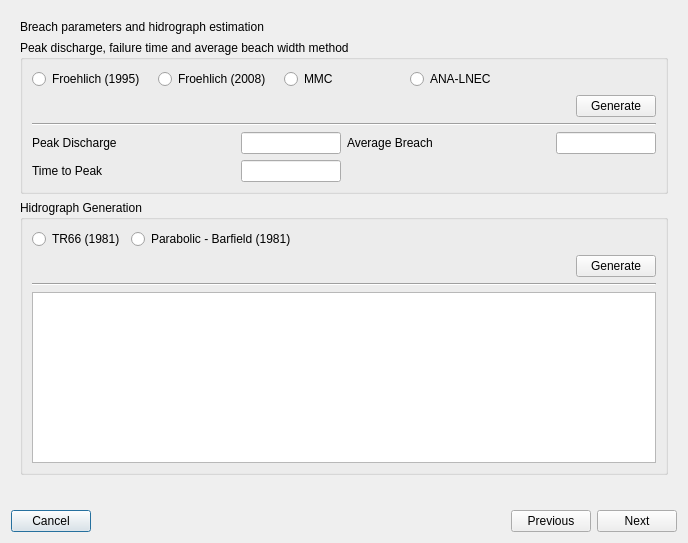
First picture: the form in flo2d/ui/breach_hydrograph_tool.ui, repository FLO-2DSoftware/qgis-flo-2d-plugin, before the edit.
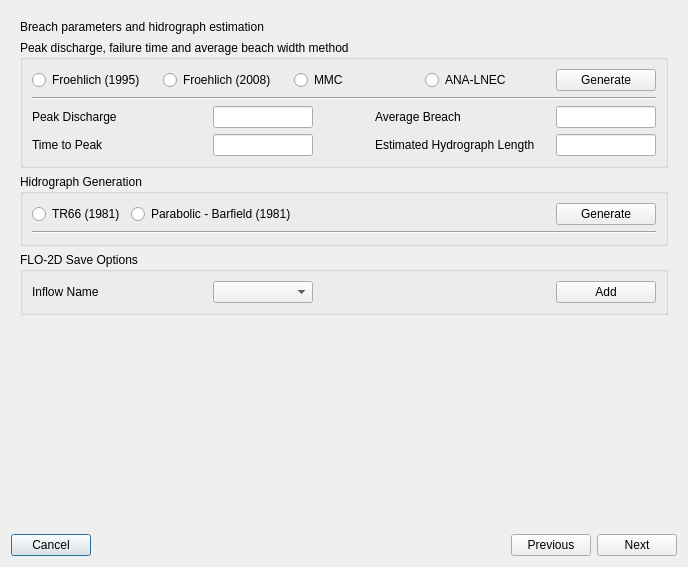
Second picture: the form after the edit. The open tabs and pages were chosen to show the change.

Commit message: Enhance Breach Hydrograph Tool with new inflow handling, computational domain creation, and UI improvements

The edit to the form file:
```diff
--- a/flo2d/ui/breach_hydrograph_tool.ui
+++ b/flo2d/ui/breach_hydrograph_tool.ui
@@ -2,6 +2,9 @@
 <ui version="4.0">
  <class>Dialog</class>
  <widget class="QDialog" name="Dialog">
+  <property name="windowModality">
+   <enum>Qt::NonModal</enum>
+  </property>
   <property name="geometry">
    <rect>
     <x>0</x>
@@ -599,72 +602,34 @@
             <bool>false</bool>
            </property>
            <layout class="QGridLayout" name="gridLayout_9">
-            <item row="0" column="2">
-             <spacer name="horizontalSpacer_4">
-              <property name="orientation">
-               <enum>Qt::Horizontal</enum>
-              </property>
-              <property name="sizeHint" stdset="0">
-               <size>
-                <width>40</width>
-                <height>20</height>
-               </size>
-              </property>
-             </spacer>
-            </item>
-            <item row="1" column="2">
-             <spacer name="horizontalSpacer_3">
-              <property name="orientation">
-               <enum>Qt::Horizontal</enum>
-              </property>
-              <property name="sizeHint" stdset="0">
-               <size>
-                <width>40</width>
-                <height>20</height>
-               </size>
-              </property>
-             </spacer>
-            </item>
-            <item row="1" column="0">
-             <widget class="QLabel" name="label_22">
+            <item row="3" column="1">
+             <widget class="QDoubleSpinBox" name="baseflow_dsb">
               <property name="minimumSize">
                <size>
-                <width>185</width>
+                <width>100</width>
                 <height>0</height>
                </size>
               </property>
               <property name="maximumSize">
                <size>
-                <width>185</width>
+                <width>100</width>
                 <height>16777215</height>
                </size>
               </property>
-              <property name="text">
-               <string>Total Impoundment Volume</string>
+              <property name="maximum">
+               <double>999999.000000000000000</double>
               </property>
              </widget>
             </item>
-            <item row="0" column="0">
-             <widget class="QLabel" name="label_21">
-              <property name="minimumSize">
-               <size>
-                <width>185</width>
-                <height>0</height>
-               </size>
-              </property>
-              <property name="maximumSize">
-               <size>
-                <width>185</width>
-                <height>16777215</height>
-               </size>
-              </property>
+            <item row="3" column="3">
+             <widget class="QLabel" name="label_56">
               <property name="text">
-               <string>Dam Height</string>
+               <string>Roughness</string>
               </property>
              </widget>
             </item>
-            <item row="2" column="2">
-             <spacer name="horizontalSpacer_2">
+            <item row="3" column="2">
+             <spacer name="horizontalSpacer_9">
               <property name="orientation">
                <enum>Qt::Horizontal</enum>
               </property>
@@ -676,22 +641,10 @@
               </property>
              </spacer>
             </item>
-            <item row="2" column="0">
-             <widget class="QLabel" name="label_23">
-              <property name="minimumSize">
-               <size>
-                <width>185</width>
-                <height>0</height>
-               </size>
-              </property>
-              <property name="maximumSize">
-               <size>
-                <width>185</width>
-                <height>16777215</height>
-               </size>
-              </property>
+            <item row="2" column="3">
+             <widget class="QLabel" name="label_55">
               <property name="text">
-               <string>Failure Mechanism</string>
+               <string>Elevation</string>
               </property>
              </widget>
             </item>
@@ -714,8 +667,44 @@
               </property>
              </widget>
             </item>
-            <item row="1" column="1">
-             <widget class="QDoubleSpinBox" name="dam_volume_dsb">
+            <item row="0" column="4">
+             <widget class="QComboBox" name="user_channel_cb">
+              <property name="minimumSize">
+               <size>
+                <width>100</width>
+                <height>0</height>
+               </size>
+              </property>
+              <property name="maximumSize">
+               <size>
+                <width>100</width>
+                <height>16777215</height>
+               </size>
+              </property>
+             </widget>
+            </item>
+            <item row="2" column="2">
+             <spacer name="horizontalSpacer_2">
+              <property name="orientation">
+               <enum>Qt::Horizontal</enum>
+              </property>
+              <property name="sizeHint" stdset="0">
+               <size>
+                <width>40</width>
+                <height>20</height>
+               </size>
+              </property>
+             </spacer>
+            </item>
+            <item row="1" column="3">
+             <widget class="QLabel" name="label_50">
+              <property name="text">
+               <string>Buffer</string>
+              </property>
+             </widget>
+            </item>
+            <item row="1" column="4">
+             <widget class="QDoubleSpinBox" name="buffer_dsb">
               <property name="minimumSize">
                <size>
                 <width>100</width>
@@ -729,7 +718,7 @@
                </size>
               </property>
               <property name="maximum">
-               <double>100000000000000000.000000000000000</double>
+               <double>9999999.000000000000000</double>
               </property>
              </widget>
             </item>
@@ -759,15 +748,41 @@
               </item>
              </widget>
             </item>
-            <item row="0" column="3">
+            <item row="0" column="0">
+             <widget class="QLabel" name="label_21">
+              <property name="minimumSize">
+               <size>
+                <width>185</width>
+                <height>0</height>
+               </size>
+              </property>
+              <property name="maximumSize">
+               <size>
+                <width>185</width>
+                <height>16777215</height>
+               </size>
+              </property>
+              <property name="text">
+               <string>Dam Height</string>
+              </property>
+             </widget>
+            </item>
+            <item row="3" column="0">
              <widget class="QLabel" name="label_52">
               <property name="text">
                <string>Baseflow</string>
               </property>
              </widget>
             </item>
-            <item row="0" column="4">
-             <widget class="QDoubleSpinBox" name="baseflow_dsb">
+            <item row="0" column="3">
+             <widget class="QLabel" name="label_24">
+              <property name="text">
+               <string>Centerline</string>
+              </property>
+             </widget>
+            </item>
+            <item row="1" column="1">
+             <widget class="QDoubleSpinBox" name="dam_volume_dsb">
               <property name="minimumSize">
                <size>
                 <width>100</width>
@@ -781,7 +796,110 @@
                </size>
               </property>
               <property name="maximum">
-               <double>999999.000000000000000</double>
+               <double>100000000000000000.000000000000000</double>
+              </property>
+             </widget>
+            </item>
+            <item row="1" column="2">
+             <spacer name="horizontalSpacer_3">
+              <property name="orientation">
+               <enum>Qt::Horizontal</enum>
+              </property>
+              <property name="sizeHint" stdset="0">
+               <size>
+                <width>40</width>
+                <height>20</height>
+               </size>
+              </property>
+             </spacer>
+            </item>
+            <item row="1" column="0">
+             <widget class="QLabel" name="label_22">
+              <property name="minimumSize">
+               <size>
+                <width>185</width>
+                <height>0</height>
+               </size>
+              </property>
+              <property name="maximumSize">
+               <size>
+                <width>185</width>
+                <height>16777215</height>
+               </size>
+              </property>
+              <property name="text">
+               <string>Total Impoundment Volume</string>
+              </property>
+             </widget>
+            </item>
+            <item row="2" column="0">
+             <widget class="QLabel" name="label_23">
+              <property name="minimumSize">
+               <size>
+                <width>185</width>
+                <height>0</height>
+               </size>
+              </property>
+              <property name="maximumSize">
+               <size>
+                <width>185</width>
+                <height>16777215</height>
+               </size>
+              </property>
+              <property name="text">
+               <string>Failure Mechanism</string>
+              </property>
+             </widget>
+            </item>
+            <item row="0" column="2">
+             <spacer name="horizontalSpacer_4">
+              <property name="orientation">
+               <enum>Qt::Horizontal</enum>
+              </property>
+              <property name="sizeHint" stdset="0">
+               <size>
+                <width>40</width>
+                <height>20</height>
+               </size>
+              </property>
+             </spacer>
+            </item>
+            <item row="4" column="4">
+             <widget class="QPushButton" name="create_cd_btn">
+              <property name="text">
+               <string>Create Com. Dom.</string>
+              </property>
+             </widget>
+            </item>
+            <item row="2" column="4">
+             <widget class="QComboBox" name="comboBox_12">
+              <property name="minimumSize">
+               <size>
+                <width>100</width>
+                <height>0</height>
+               </size>
+              </property>
+              <property name="maximumSize">
+               <size>
+                <width>100</width>
+                <height>16777215</height>
+               </size>
+              </property>
+             </widget>
+            </item>
+            <item row="3" column="4">
+             <widget class="QComboBox" name="comboBox_13">
+              <property name="minimumSize">
+               <size>
+                <width>100</width>
+                <height>0</height>
+               </size>
+              </property>
+              <property name="maximumSize">
+               <size>
+                <width>100</width>
+                <height>16777215</height>
+               </size>
               </property>
              </widget>
             </item>
@@ -1618,6 +1736,19 @@
       <layout class="QGridLayout" name="gridLayout_16">
        <item row="0" column="0">
         <layout class="QGridLayout" name="gridLayout_15">
+         <item row="4" column="0" rowspan="2" colspan="2">
+          <spacer name="verticalSpacer">
+           <property name="orientation">
+            <enum>Qt::Vertical</enum>
+           </property>
+           <property name="sizeHint" stdset="0">
+            <size>
+             <width>20</width>
+             <height>40</height>
+            </size>
+           </property>
+          </spacer>
+         </item>
          <item row="1" column="0" colspan="2">
           <widget class="QGroupBox" name="groupBox_8">
            <property name="sizePolicy">
@@ -1630,6 +1761,39 @@
             <string>Peak discharge, failure time and average beach width method</string>
            </property>
            <layout class="QGridLayout" name="gridLayout_17">
+            <item row="1" column="2">
+             <widget class="QRadioButton" name="froehlich_2008_rb">
+              <property name="text">
+               <string>Froehlich (2008)</string>
+              </property>
+             </widget>
+            </item>
+            <item row="1" column="5">
+             <widget class="QPushButton" name="generate_breach_parameters_btn">
+              <property name="minimumSize">
+               <size>
+                <width>100</width>
+                <height>0</height>
+               </size>
+              </property>
+              <property name="maximumSize">
+               <size>
+                <width>100</width>
+                <height>16777215</height>
+               </size>
+              </property>
+              <property name="text">
+               <string>Generate</string>
+              </property>
+             </widget>
+            </item>
+            <item row="1" column="3">
+             <widget class="QRadioButton" name="mmc_rb">
+              <property name="text">
+               <string>MMC</string>
+              </property>
+             </widget>
+            </item>
             <item row="1" column="1">
              <widget class="QRadioButton" name="froehlich_1995_rb">
               <property name="text">
@@ -1638,52 +1802,50 @@
              </widget>
             </item>
             <item row="3" column="1" colspan="5">
-             <widget class="Line" name="line_2">
-              <property name="orientation">
-               <enum>Qt::Horizontal</enum>
-              </property>
-             </widget>
-            </item>
-            <item row="2" column="1" colspan="5">
-             <layout class="QHBoxLayout" name="horizontalLayout_4">
-              <item>
-               <spacer name="horizontalSpacer_19">
-                <property name="orientation">
-                 <enum>Qt::Horizontal</enum>
-                </property>
-                <property name="sizeHint" stdset="0">
-                 <size>
-                  <width>40</width>
-                  <height>20</height>
-                 </size>
-                </property>
-               </spacer>
-              </item>
-              <item>
-               <widget class="QPushButton" name="generate_breach_parameters_btn">
-                <property name="minimumSize">
-                 <size>
-                  <width>0</width>
-                  <height>0</height>
-                 </size>
-                </property>
-                <property name="maximumSize">
-                 <size>
-                  <width>16777215</width>
-                  <height>16777215</height>
-                 </size>
-                </property>
-                <property name="text">
-                 <string>Generate</string>
-                </property>
-               </widget>
-              </item>
-             </layout>
-            </item>
-            <item row="4" column="1" colspan="5">
              <layout class="QGridLayout" name="gridLayout_19">
-              <item row="0" column="2">
+              <property name="spacing">
+               <number>6</number>
+              </property>
+              <item row="0" column="4">
+               <widget class="QLineEdit" name="ave_breach_width_le">
+                <property name="minimumSize">
+                 <size>
+                  <width>100</width>
+                  <height>0</height>
+                 </size>
+                </property>
+                <property name="maximumSize">
+                 <size>
+                  <width>100</width>
+                  <height>16777215</height>
+                 </size>
+                </property>
+               </widget>
+              </item>
+              <item row="1" column="1">
+               <widget class="QLineEdit" name="time_to_peak_le">
+                <property name="maximumSize">
+                 <size>
+                  <width>100</width>
+                  <height>100</height>
+                 </size>
+                </property>
+               </widget>
+              </item>
+              <item row="0" column="3">
                <widget class="QLabel" name="label_51">
+                <property name="minimumSize">
+                 <size>
+                  <width>175</width>
+                  <height>0</height>
+                 </size>
+                </property>
+                <property name="maximumSize">
+                 <size>
+                  <width>175</width>
+                  <height>16777215</height>
+                 </size>
+                </property>
                 <property name="text">
                  <string>Average Breach</string>
                 </property>
@@ -1707,70 +1869,97 @@
               </item>
               <item row="0" column="0">
                <widget class="QLabel" name="label_49">
+                <property name="minimumSize">
+                 <size>
+                  <width>175</width>
+                  <height>0</height>
+                 </size>
+                </property>
+                <property name="maximumSize">
+                 <size>
+                  <width>175</width>
+                  <height>16777215</height>
+                 </size>
+                </property>
                 <property name="text">
                  <string>Peak Discharge</string>
                 </property>
                </widget>
               </item>
-              <item row="0" column="3">
-               <widget class="QLineEdit" name="ave_breach_width_le">
-                <property name="minimumSize">
-                 <size>
-                  <width>100</width>
-                  <height>0</height>
-                 </size>
-                </property>
-                <property name="maximumSize">
-                 <size>
-                  <width>100</width>
-                  <height>16777215</height>
-                 </size>
-                </property>
-               </widget>
-              </item>
               <item row="1" column="0">
                <widget class="QLabel" name="time_peak_le">
+                <property name="minimumSize">
+                 <size>
+                  <width>175</width>
+                  <height>0</height>
+                 </size>
+                </property>
+                <property name="maximumSize">
+                 <size>
+                  <width>175</width>
+                  <height>16777215</height>
+                 </size>
+                </property>
                 <property name="text">
                  <string>Time to Peak</string>
                 </property>
                </widget>
               </item>
-              <item row="1" column="1">
-               <widget class="QLineEdit" name="time_to_peak_le">
+              <item row="0" column="2">
+               <spacer name="horizontalSpacer_18">
+                <property name="orientation">
+                 <enum>Qt::Horizontal</enum>
+                </property>
+                <property name="sizeHint" stdset="0">
+                 <size>
+                  <width>40</width>
+                  <height>20</height>
+                 </size>
+                </property>
+               </spacer>
+              </item>
+              <item row="1" column="2">
+               <spacer name="horizontalSpacer_19">
+                <property name="orientation">
+                 <enum>Qt::Horizontal</enum>
+                </property>
+                <property name="sizeHint" stdset="0">
+                 <size>
+                  <width>40</width>
+                  <height>20</height>
+                 </size>
+                </property>
+               </spacer>
+              </item>
+              <item row="1" column="3">
+               <widget class="QLabel" name="label_54">
+                <property name="text">
+                 <string>Estimated Hydrograph Length</string>
+                </property>
+               </widget>
+              </item>
+              <item row="1" column="4">
+               <widget class="QLineEdit" name="hyd_length_le">
+                <property name="minimumSize">
+                 <size>
+                  <width>100</width>
+                  <height>0</height>
+                 </size>
+                </property>
                 <property name="maximumSize">
                  <size>
                   <width>100</width>
-                  <height>100</height>
+                  <height>16777215</height>
                  </size>
                 </property>
                </widget>
               </item>
-              <item row="1" column="2" colspan="2">
-               <spacer name="horizontalSpacer_9">
-                <property name="orientation">
-                 <enum>Qt::Horizontal</enum>
-                </property>
-                <property name="sizeHint" stdset="0">
-                 <size>
-                  <width>40</width>
-                  <height>20</height>
-                 </size>
-                </property>
-               </spacer>
-              </item>
              </layout>
             </item>
-            <item row="1" column="2">
-             <widget class="QRadioButton" name="froehlich_2008_rb">
-              <property name="text">
-               <string>Froehlich (2008)</string>
-              </property>
-             </widget>
-            </item>
-            <item row="1" column="3">
-             <widget class="QRadioButton" name="mmc_rb">
-              <property name="text">
-               <string>MMC</string>
+            <item row="2" column="1" colspan="5">
+             <widget class="Line" name="line_2">
+              <property name="orientation">
+               <enum>Qt::Horizontal</enum>
               </property>
              </widget>
             </item>
@@ -1784,19 +1973,6 @@
            </layout>
           </widget>
          </item>
-         <item row="3" column="0" colspan="2">
-          <spacer name="verticalSpacer">
-           <property name="orientation">
-            <enum>Qt::Vertical</enum>
-           </property>
-           <property name="sizeHint" stdset="0">
-            <size>
-             <width>20</width>
-             <height>40</height>
-            </size>
-           </property>
-          </spacer>
-         </item>
          <item row="2" column="0" colspan="2">
           <widget class="QGroupBox" name="groupBox_9">
            <property name="sizePolicy">
@@ -1809,28 +1985,11 @@
             <string>Hidrograph Generation</string>
            </property>
            <layout class="QGridLayout" name="gridLayout_18">
-            <item row="2" column="0" colspan="5">
-             <widget class="Line" name="line">
-              <property name="orientation">
-               <enum>Qt::Horizontal</enum>
-              </property>
-             </widget>
+            <item row="2" column="0" colspan="4">
+             <layout class="QVBoxLayout" name="verticalLayout"/>
             </item>
-            <item row="0" column="4">
-             <spacer name="horizontalSpacer_18">
-              <property name="orientation">
-               <enum>Qt::Horizontal</enum>
-              </property>
-              <property name="sizeHint" stdset="0">
-               <size>
-                <width>40</width>
-                <height>20</height>
-               </size>
-              </property>
-             </spacer>
-            </item>
-            <item row="0" column="3">
-             <spacer name="horizontalSpacer_23">
+            <item row="0" column="2">
+             <spacer name="horizontalSpacer_21">
               <property name="orientation">
                <enum>Qt::Horizontal</enum>
               </property>
@@ -1849,6 +2008,25 @@
               </property>
              </widget>
             </item>
+            <item row="0" column="3">
+             <widget class="QPushButton" name="generate_hydrograph_btn">
+              <property name="minimumSize">
+               <size>
+                <width>100</width>
+                <height>0</height>
+               </size>
+              </property>
+              <property name="maximumSize">
+               <size>
+                <width>100</width>
+                <height>16777215</height>
+               </size>
+              </property>
+              <property name="text">
+               <string>Generate</string>
+              </property>
+             </widget>
+            </item>
             <item row="0" column="1">
              <widget class="QRadioButton" name="parabolic_rb">
               <property name="text">
@@ -1856,45 +2034,12 @@
               </property>
              </widget>
             </item>
-            <item row="0" column="2">
-             <spacer name="horizontalSpacer_22">
+            <item row="1" column="0" colspan="4">
+             <widget class="Line" name="line">
               <property name="orientation">
                <enum>Qt::Horizontal</enum>
               </property>
-              <property name="sizeHint" stdset="0">
-               <size>
-                <width>40</width>
-                <height>20</height>
-               </size>
-              </property>
-             </spacer>
-            </item>
-            <item row="1" column="0" colspan="5">
-             <layout class="QHBoxLayout" name="horizontalLayout_5">
-              <item>
-               <spacer name="horizontalSpacer_21">
-                <property name="orientation">
-                 <enum>Qt::Horizontal</enum>
-                </property>
-                <property name="sizeHint" stdset="0">
-                 <size>
-                  <width>40</width>
-                  <height>20</height>
-                 </size>
-                </property>
-               </spacer>
-              </item>
-              <item>
-               <widget class="QPushButton" name="generate_hydrograph_btn">
-                <property name="text">
-                 <string>Generate</string>
-                </property>
-               </widget>
-              </item>
-             </layout>
-            </item>
-            <item row="3" column="0" colspan="5">
-             <widget class="QGraphicsView" name="graphicsView"/>
+             </widget>
             </item>
            </layout>
           </widget>
@@ -1912,6 +2057,88 @@
            </property>
           </widget>
          </item>
+         <item row="3" column="0" colspan="2">
+          <widget class="QGroupBox" name="groupBox">
+           <property name="sizePolicy">
+            <sizepolicy hsizetype="Preferred" vsizetype="Maximum">
+             <horstretch>0</horstretch>
+             <verstretch>0</verstretch>
+            </sizepolicy>
+           </property>
+           <property name="title">
+            <string>FLO-2D Save Options</string>
+           </property>
+           <layout class="QGridLayout" name="gridLayout_20">
+            <item row="0" column="1">
+             <widget class="QComboBox" name="water_inflow_cbo">
+              <property name="minimumSize">
+               <size>
+                <width>100</width>
+                <height>0</height>
+               </size>
+              </property>
+              <property name="maximumSize">
+               <size>
+                <width>100</width>
+                <height>16777215</height>
+               </size>
+              </property>
+             </widget>
+            </item>
+            <item row="0" column="4">
+             <widget class="QPushButton" name="water_add_btn">
+              <property name="minimumSize">
+               <size>
+                <width>100</width>
+                <height>0</height>
+               </size>
+              </property>
+              <property name="maximumSize">
+               <size>
+                <width>100</width>
+                <height>16777215</height>
+               </size>
+              </property>
+              <property name="text">
+               <string>Add</string>
+              </property>
+             </widget>
+            </item>
+            <item row="0" column="2">
+             <spacer name="horizontalSpacer_16">
+              <property name="orientation">
+               <enum>Qt::Horizontal</enum>
+              </property>
+              <property name="sizeHint" stdset="0">
+               <size>
+                <width>40</width>
+                <height>20</height>
+               </size>
+              </property>
+             </spacer>
+            </item>
+            <item row="0" column="0">
+             <widget class="QLabel" name="label_53">
+              <property name="minimumSize">
+               <size>
+                <width>175</width>
+                <height>0</height>
+               </size>
+              </property>
+              <property name="maximumSize">
+               <size>
+                <width>175</width>
+                <height>16777215</height>
+               </size>
+              </property>
+              <property name="text">
+               <string>Inflow Name</string>
+              </property>
+             </widget>
+            </item>
+           </layout>
+          </widget>
+         </item>
         </layout>
        </item>
       </layout>
@@ -1987,7 +2214,7 @@
             </sizepolicy>
            </property>
            <property name="title">
-            <string>Save options</string>
+            <string>FLO-2D Save Options</string>
            </property>
            <layout class="QGridLayout" name="gridLayout_13">
             <item row="1" column="5">
```
Left out of the diff: 73 changed lines with no effect on the pictures. The commit also changes 2 other files.
